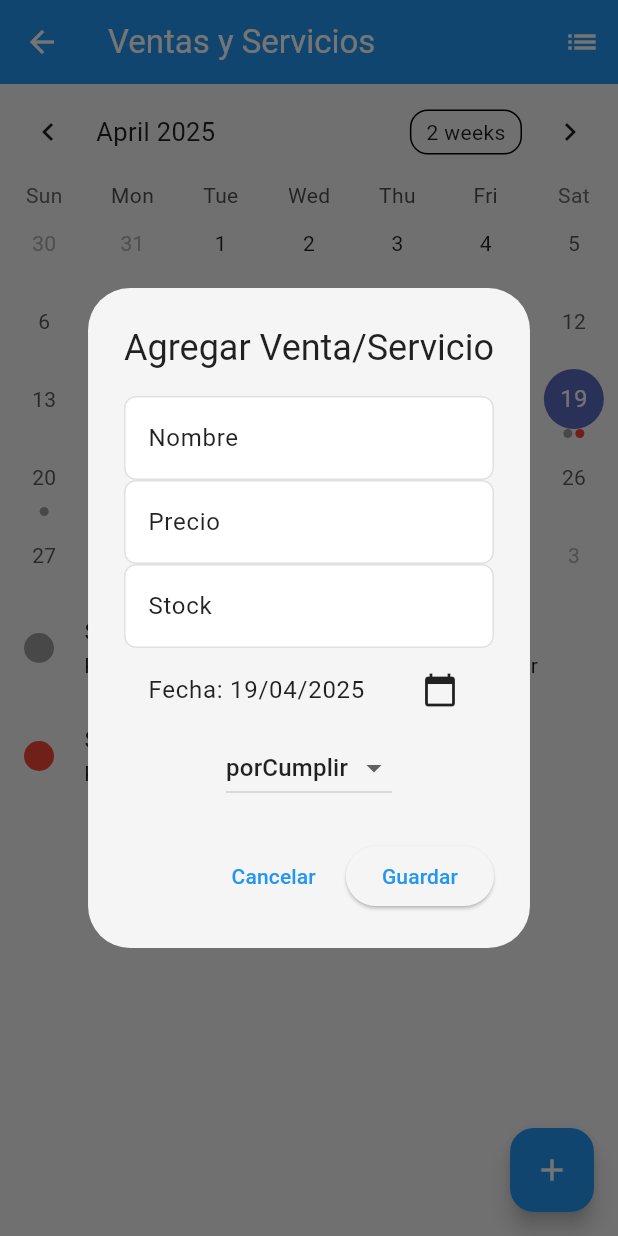
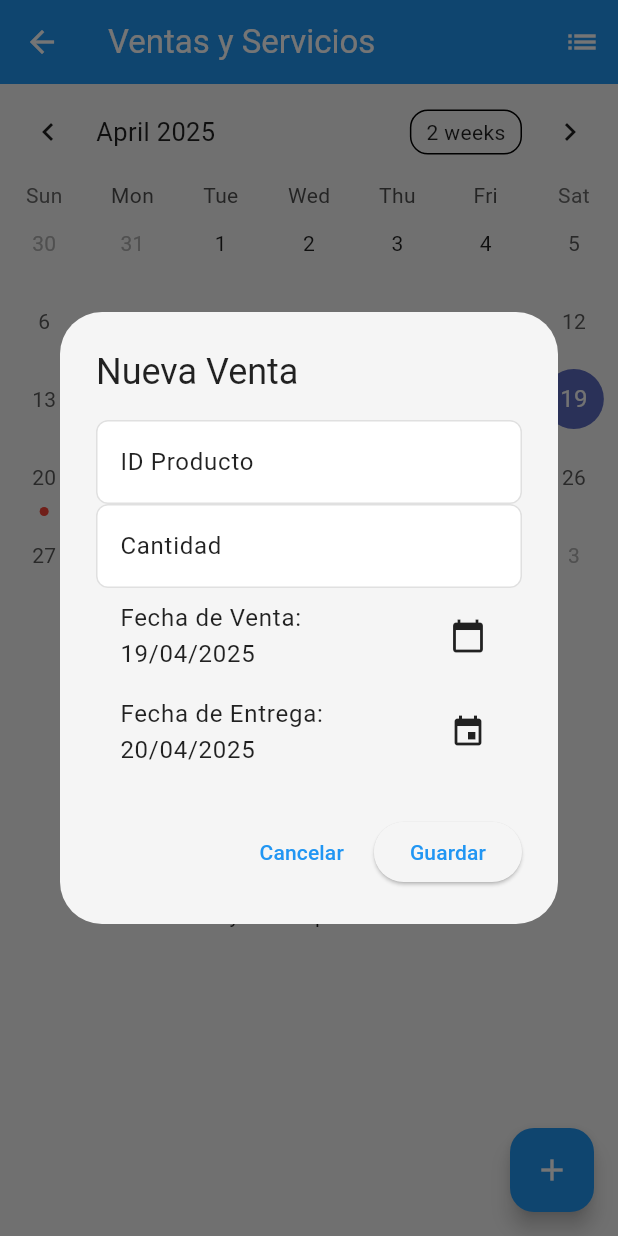
Before and after one commit to OctavioFloG/Aplicacion_flutter_1, a Flutter app: the NegocioScreen screen opened by its route, after a tap on the "calendar today" icon, after a tap on the "add" icon, on a phone screen of 412 x 824 dp. Run offline on Flutter 3.47's test engine with Material 3 defaults, Android fonts, the phone set to English and light mode, and no system bars; drawn by our look-alikes of table_calendar; our stand-ins replace another_flutter_splash_screen, cloud_firestore, connectivity_plus, dio, firebase_auth, firebase_core and 9 more; missing offline and left inert: art_sweetalert; accounts and stored records are empty.

Commit message:
Negocio Screen and Login system
LOGIN SYSTEM:
-created a local database user test@gmail.com 123456
-modified login screen to allow both conections firebase or local database
-added dependencies: connectivity_plus
NEGOCIO:
-updated venta_model changed String status -> enum status
-negocio_screen now showing data from Negocio database
-database: insert raw data into tables

```diff
--- a/lib/database/negocio_databa.dart
+++ b/lib/database/negocio_databa.dart
@@ -20,7 +20,7 @@ class NegocioDataba {
           idProducto INTEGER PRIMARY KEY,
           nombre VARCHAR(100),
           precio REAL,
-          stock INTEGER,
+          stock INTEGER
         )''');
         await db.execute('''CREATE TABLE venta (
           idVenta INTEGER PRIMARY KEY,
@@ -31,8 +31,36 @@ class NegocioDataba {
           status char(1),
           FOREIGN KEY (idProducto) REFERENCES producto(idProducto)
         )''');
+        // Insertar datos de prueba al crear la base de datos
+      await _insertarDatosPrueba(db);
       },
     );
+  }
+
+  // Datos de prueba
+
+  Future<void> _insertarDatosPrueba(Database db) async {
+    // Función auxiliar para formatear fecha
+    String formatDate(DateTime date) {
+      return "${date.year}-${date.month.toString().padLeft(2,'0')}-${date.day.toString().padLeft(2,'0')}";
+    }
+
+    // Primero insertamos productos
+    await db.rawInsert('''
+      INSERT INTO producto (nombre, precio, stock) VALUES
+      ('Servicio de Limpieza', 50.0, 10),
+      ('Servicio de Jardinería', 75.0, 5),
+      ('Servicio de Reparación', 100.0, 3)
+    ''');
+
+    // Luego insertamos ventas con solo fecha
+    await db.rawInsert('''
+      INSERT INTO venta (idProducto, cantidad, fecha_venta, fecha_entrega, status) VALUES
+      (1, 2, '${formatDate(DateTime.now())}', '${formatDate(DateTime.now().add(Duration(days: 2)))}', 'porCumplir'),
+      (2, 1, '${formatDate(DateTime.now())}', '${formatDate(DateTime.now().add(Duration(days: 1)))}', 'cancelado'),
+      (3, 3, '${formatDate(DateTime.now().subtract(Duration(days: 1)))}', '${formatDate(DateTime.now().add(Duration(days: 3)))}', 'completado'),
+      (1, 1, '${formatDate(DateTime.now().add(Duration(days: 1)))}', '${formatDate(DateTime.now().add(Duration(days: 5)))}', 'porCumplir')
+    ''');
   }
 
   // CRUD de venta
@@ -78,6 +106,4 @@ class NegocioDataba {
   //   Database? db = await database;
   //   return await db!.delete('producto', where: 'idProducto = ?', whereArgs: [id]);
   // }
-
-
 }
--- a/lib/models/venta_model.dart
+++ b/lib/models/venta_model.dart
@@ -1,10 +1,16 @@
+enum EstadoVenta {
+  porCumplir,
+  cancelado,
+  completado
+}
+
 class VentaModel {
   int idVenta;
   int idProducto;
   int cantidad;
   String fechaVenta;
   String fechaEntrega;
-  String status;
+  EstadoVenta status;
 
   VentaModel({
     required this.idVenta,
@@ -22,7 +28,21 @@ class VentaModel {
       cantidad: map['cantidad'],
       fechaVenta: map['fecha_venta'],
       fechaEntrega: map['fecha_entrega'],
-      status: map['status'],
+      status: EstadoVenta.values.firstWhere(
+        (e) => e.toString().split('.').last == map['status'],
+        orElse: () => EstadoVenta.porCumplir
+      ),
     );
   }
+
+  Map<String, dynamic> toMap() {
+    return {
+      'idVenta': idVenta,
+      'idProducto': idProducto,
+      'cantidad': cantidad,
+      'fecha_venta': fechaVenta,
+      'fecha_entrega': fechaEntrega,
+      'status': status.toString().split('.').last,
+    };
+  }
 }
--- a/lib/screens/negocio_screen.dart
+++ b/lib/screens/negocio_screen.dart
@@ -3,46 +3,8 @@
 import 'package:flutter/material.dart';
 import 'package:table_calendar/table_calendar.dart';
 import 'package:intl/intl.dart';
-
-// Modelo para Venta/Servicio
-enum Estatus { porCumplir, cancelado, completado }
-
-class VentaServicio {
-  final int? id;
-  final String nombre;
-  final double precio;
-  final int stock;
-  final DateTime fecha;
-  final Estatus estatus;
-
-  VentaServicio({
-    this.id,
-    required this.nombre,
-    required this.precio,
-    required this.stock,
-    required this.fecha,
-    required this.estatus,
-  });
-
-  // Copia para actualizar
-  VentaServicio copyWith({
-    int? id,
-    String? nombre,
-    double? precio,
-    int? stock,
-    DateTime? fecha,
-    Estatus? estatus,
-  }) {
-    return VentaServicio(
-      id: id ?? this.id,
-      nombre: nombre ?? this.nombre,
-      precio: precio ?? this.precio,
-      stock: stock ?? this.stock,
-      fecha: fecha ?? this.fecha,
-      estatus: estatus ?? this.estatus,
-    );
-  }
-}
+import 'package:flutter_application_1/database/negocio_databa.dart';
+import 'package:flutter_application_1/models/venta_model.dart';
 
 class NegocioScreen extends StatefulWidget {
   const NegocioScreen({super.key});
@@ -50,71 +12,44 @@ class NegocioScreen extends StatefulWidget {
   _NegocioScreenState createState() => _NegocioScreenState();
 }
 
+enum EstadoVenta { porCumplir, completado, cancelado }
+
 class _NegocioScreenState extends State<NegocioScreen> {
-
-  bool _showCalendar = false; // Controla si se muestra lista o calendario
-  List<VentaServicio> _ventasServicios = []; // Lista de datos en memoria
-  Map<DateTime, List<VentaServicio>> _eventos = {};
+  final NegocioDataba _db = NegocioDataba();
+  bool _showCalendar = false;
+  List<VentaModel> _ventas = [];
+  Map<DateTime, List<VentaModel>> _eventos = {};
   DateTime _focusedDay = DateTime.now();
   DateTime? _selectedDay;
-  int _nextId = 1; // Para generar IDs únicos
 
   @override
   void initState() {
     super.initState();
     _selectedDay = _focusedDay;
-    // Datos de ejemplo
-    _ventasServicios = [
-      VentaServicio(
-        id: _nextId++,
-        nombre: 'Servicio de Limpieza',
-        precio: 50.0,
-        stock: 10,
-        fecha: DateTime.now(),
-        estatus: Estatus.porCumplir,
-      ),
-      VentaServicio(
-        id: _nextId++,
-        nombre: 'Venta de Producto A',
-        precio: 25.99,
-        stock: 5,
-        fecha: DateTime.now().add(Duration(days: 1)),
-        estatus: Estatus.porCumplir,
-      ),
-      VentaServicio(
-        id: _nextId++,
-        nombre: 'Servicio Cancelado',
-        precio: 100.0,
-        stock: 0,
-        fecha: DateTime.now(),
-        estatus: Estatus.cancelado,
-      ),
-      VentaServicio(
-        id: _nextId++,
-        nombre: 'Servicio Completado',
-        precio: 75.0,
-        stock: 3,
-        fecha: DateTime.now().subtract(Duration(days: 1)),
-        estatus: Estatus.completado,
-      ),
-    ];
-    _cargarEventos();
+    _cargarDatos();
   }
 
-  // Cargar eventos para el calendario
+  Future<void> _cargarDatos() async {
+    final datos = await _db.getAllVentas();
+    setState(() {
+      _ventas = datos.map((dato) => VentaModel.fromMap(dato)).toList();
+      _cargarEventos();
+    });
+  }
+
   void _cargarEventos() {
     setState(() {
       _eventos = {};
-      for (var venta in _ventasServicios) {
-        final date = DateTime(venta.fecha.year, venta.fecha.month, venta.fecha.day);
-        _eventos[date] = _eventos[date] ?? [];
-        _eventos[date]!.add(venta);
+      for (var venta in _ventas) {
+        final date = DateTime.parse(venta.fechaEntrega);
+        final fechaKey = DateTime(date.year, date.month, date.day);
+        _eventos[fechaKey] = _eventos[fechaKey] ?? [];
+        _eventos[fechaKey]!.add(venta);
       }
     });
   }
 
-  // Obtener eventos para un día específico
-  List<VentaServicio> _getEventosParaDia(DateTime day) {
+  List<VentaModel> _getEventosParaDia(DateTime day) {
     final date = DateTime(day.year, day.month, day.day);
     return _eventos[date] ?? [];
   }
@@ -143,36 +78,33 @@ class _NegocioScreenState extends State<NegocioScreen> {
     );
   }
 
-  // Vista de lista
   Widget _buildListView() {
-    final pendientes = _ventasServicios.where((v) => v.estatus == Estatus.porCumplir).toList();
+    final pendientes = _ventas.where((v) => v.status.toString() == 'porCumplir').toList();
     if (pendientes.isEmpty) {
-      return Center(child: Text('No hay ventas/servicios pendientes.'));
+      return Center(child: Text('No hay ventas pendientes.'));
     }
     return ListView.builder(
       itemCount: pendientes.length,
       itemBuilder: (context, index) {
         final venta = pendientes[index];
         return ListTile(
-          title: Text(venta.nombre),
+          title: Text('Venta #${venta.idVenta}'),
           subtitle: Text(
-            'Precio: \$${venta.precio.toStringAsFixed(2)} | Stock: ${venta.stock} | Fecha: ${DateFormat('dd/MM/yyyy').format(venta.fecha)}',
+            'Cantidad: ${venta.cantidad} | Entrega: ${venta.fechaEntrega} | Producto ID: ${venta.idProducto}',
           ),
-          trailing: IconButton(
-            icon: Icon(Icons.delete, color: Colors.red),
-            onPressed: () {
-              setState(() {
-                _ventasServicios.removeWhere((v) => v.id == venta.id);
-                _cargarEventos();
-              });
-            },
+          leading: CircleAvatar(
+            backgroundColor: venta.status.toString() == 'EstadoVenta.porCumplir'
+                ? Colors.grey
+                : venta.status.toString() == 'EstadoVenta.completado'
+                    ? Colors.green
+                    : Colors.red,
+            radius: 10,
           ),
         );
       },
     );
   }
 
-  // Vista de calendario
   Widget _buildCalendarView() {
     return Column(
       children: [
@@ -195,17 +127,18 @@ class _NegocioScreenState extends State<NegocioScreen> {
                 return Row(
                   mainAxisAlignment: MainAxisAlignment.center,
                   children: events.map((event) {
-                    final venta = event as VentaServicio;
+                    final venta = event as VentaModel;
+
                     Color color;
-                    switch (venta.estatus) {
-                      case Estatus.porCumplir:
-                        color = Colors.grey;
+                    switch (venta.status.toString()) {
+                      case 'EstadoVenta.completado':
+                        color = Colors.green;
                         break;
-                      case Estatus.cancelado:
+                      case 'EstadoVenta.cancelado':
                         color = Colors.red;
                         break;
-                      case Estatus.completado:
-                        color = Colors.green;
+                      default:
+                        color = Colors.grey;
                         break;
                     }
                     return Container(
@@ -216,7 +149,6 @@ class _NegocioScreenState extends State<NegocioScreen> {
                         color: color,
                         shape: BoxShape.circle,
                       ),
-
                     );
                   }).toList(),
                 );
@@ -232,27 +164,26 @@ class _NegocioScreenState extends State<NegocioScreen> {
     );
   }
 
-  // Mostrar eventos del día seleccionado
   Widget _buildEventosDiaSeleccionado() {
     final eventos = _getEventosParaDia(_selectedDay!);
     if (eventos.isEmpty) {
-      return Center(child: Text('No hay ventas/servicios para este día.'));
+      return Center(child: Text('No hay ventas para este día.'));
     }
     return ListView.builder(
       itemCount: eventos.length,
       itemBuilder: (context, index) {
         final venta = eventos[index];
         return ListTile(
-          title: Text(venta.nombre),
+          title: Text('Entrega #${venta.idVenta}'),
           subtitle: Text(
-            'Precio: \$${venta.precio.toStringAsFixed(2)} | Stock: ${venta.stock} | Estatus: ${venta.estatus.toString().split('.').last}',
+            'Cantidad: ${venta.cantidad} | Venta: ${venta.fechaVenta} | Producto ID: ${venta.idProducto}',
           ),
           leading: CircleAvatar(
-            backgroundColor: venta.estatus == Estatus.porCumplir
+            backgroundColor: venta.status.toString() == 'EstadoVenta.porCumplir'
                 ? Colors.grey
-                : venta.estatus == Estatus.cancelado
-                    ? Colors.red
-                    : Colors.green,
+                : venta.status.toString() == 'EstadoVenta.completado'
+                    ? Colors.green
+                    : Colors.red,
             radius: 10,
           ),
         );
@@ -260,13 +191,11 @@ class _NegocioScreenState extends State<NegocioScreen> {
     );
   }
 
-  // Formulario para agregar una nueva venta/servicio
   void _mostrarFormulario(BuildContext context) {
-    final _nombreController = TextEditingController();
-    final _precioController = TextEditingController();
-    final _stockController = TextEditingController();
-    DateTime _selectedDate = DateTime.now();
-    Estatus _selectedEstatus = Estatus.porCumplir;
+    final _cantidadController = TextEditingController();
+    final _idProductoController = TextEditingController();
+    DateTime _selectedFechaVenta = DateTime.now();
+    DateTime _selectedFechaEntrega = DateTime.now().add(Duration(days: 1));
 
     showDialog(
       context: context,
@@ -274,54 +203,59 @@ class _NegocioScreenState extends State<NegocioScreen> {
         return StatefulBuilder(
           builder: (context, setDialogState) {
             return AlertDialog(
-              title: Text('Agregar Venta/Servicio'),
+              title: Text('Nueva Venta'),
               content: SingleChildScrollView(
                 child: Column(
                   mainAxisSize: MainAxisSize.min,
                   children: [
                     TextField(
-                      controller: _nombreController,
-                      decoration: InputDecoration(labelText: 'Nombre'),
+                      controller: _idProductoController,
+                      decoration: InputDecoration(labelText: 'ID Producto'),
+                      keyboardType: TextInputType.number,
                     ),
                     TextField(
-                      controller: _precioController,
-                      decoration: InputDecoration(labelText: 'Precio'),
-                      keyboardType: TextInputType.numberWithOptions(decimal: true),
-                    ),
-                    TextField(
-                      controller: _stockController,
-                      decoration: InputDecoration(labelText: 'Stock'),
+                      controller: _cantidadController,
+                      decoration: InputDecoration(labelText: 'Cantidad'),
                       keyboardType: TextInputType.number,
                     ),
                     ListTile(
-                      title: Text('Fecha: ${DateFormat('dd/MM/yyyy').format(_selectedDate)}'),
+                      title: Text(
+                          'Fecha de Venta: ${DateFormat('dd/MM/yyyy').format(_selectedFechaVenta)}'),
                       trailing: Icon(Icons.calendar_today),
                       onTap: () async {
                         final picked = await showDatePicker(
                           context: context,
-                          initialDate: _selectedDate,
+                          initialDate: _selectedFechaVenta,
                           firstDate: DateTime(2020),
                           lastDate: DateTime(2030),
                         );
                         if (picked != null) {
                           setDialogState(() {
-                            _selectedDate = picked;
+                            _selectedFechaVenta = picked;
+                            if (_selectedFechaEntrega.isBefore(_selectedFechaVenta)) {
+                              _selectedFechaEntrega =
+                                  _selectedFechaVenta.add(Duration(days: 1));
+                            }
                           });
                         }
                       },
                     ),
-                    DropdownButton<Estatus>(
-                      value: _selectedEstatus,
-                      items: Estatus.values.map((estatus) {
-                        return DropdownMenuItem(
-                          value: estatus,
-                          child: Text(estatus.toString().split('.').last),
+                    ListTile(
+                      title: Text(
+                          'Fecha de Entrega: ${DateFormat('dd/MM/yyyy').format(_selectedFechaEntrega)}'),
+                      trailing: Icon(Icons.event),
+                      onTap: () async {
+                        final picked = await showDatePicker(
+                          context: context,
+                          initialDate: _selectedFechaEntrega,
+                          firstDate: _selectedFechaVenta,
+                          lastDate: DateTime(2030),
                         );
-                      }).toList(),
-                      onChanged: (value) {
-                        setDialogState(() {
-                          _selectedEstatus = value!;
-                        });
+                        if (picked != null) {
+                          setDialogState(() {
+                            _selectedFechaEntrega = picked;
+                          });
+                        }
                       },
                     ),
                   ],
@@ -333,21 +267,19 @@ class _NegocioScreenState extends State<NegocioScreen> {
                   child: Text('Cancelar'),
                 ),
                 ElevatedButton(
-                  onPressed: () {
-                    if (_nombreController.text.isNotEmpty &&
-                        _precioController.text.isNotEmpty &&
-                        _stockController.text.isNotEmpty) {
-                      setState(() {
-                        _ventasServicios.add(VentaServicio(
-                          id: _nextId++,
-                          nombre: _nombreController.text,
-                          precio: double.parse(_precioController.text),
-                          stock: int.parse(_stockController.text),
-                          fecha: _selectedDate,
-                          estatus: _selectedEstatus,
-                        ));
-                        _cargarEventos();
-                      });
+                  onPressed: () async {
+                    if (_cantidadController.text.isNotEmpty &&
+                        _idProductoController.text.isNotEmpty) {
+                      final nuevaVenta = {
+                        'idProducto': int.parse(_idProductoController.text),
+                        'cantidad': int.parse(_cantidadController.text),
+                        'fecha_venta': DateFormat('yyyy-MM-dd').format(_selectedFechaVenta),
+                        'fecha_entrega': DateFormat('yyyy-MM-dd').format(_selectedFechaEntrega),
+                        'status': 'porCumplir',
+                      };
+
+                      await _db.insertVenta(nuevaVenta);
+                      await _cargarDatos();
                       Navigator.pop(context);
                     }
                   },
--- a/pubspec.yaml
+++ b/pubspec.yaml
@@ -53,6 +53,7 @@ dependencies:
   youtube_player_iframe: ^5.2.1
   flutter_rating: ^2.0.2
   table_calendar: ^3.2.0
+  connectivity_plus: ^5.0.2
 
 dev_dependencies:
   flutter_test:
```
Also changed, not shown: lib/database/user_databa.dart (+25 -2 lines), lib/screens/login_screen.dart (+34 -31 lines), pubspec.lock, 3 other files.
